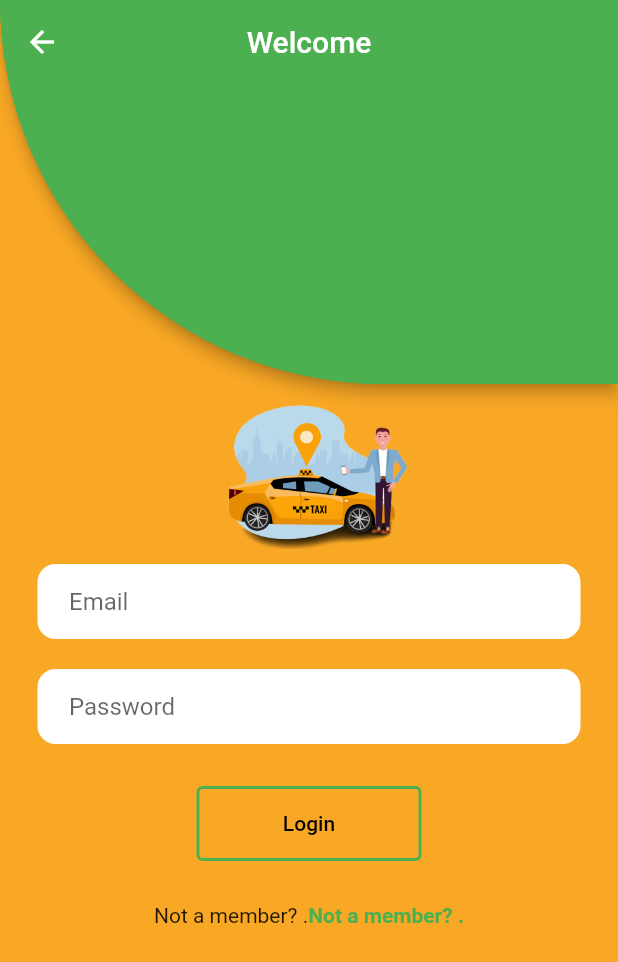
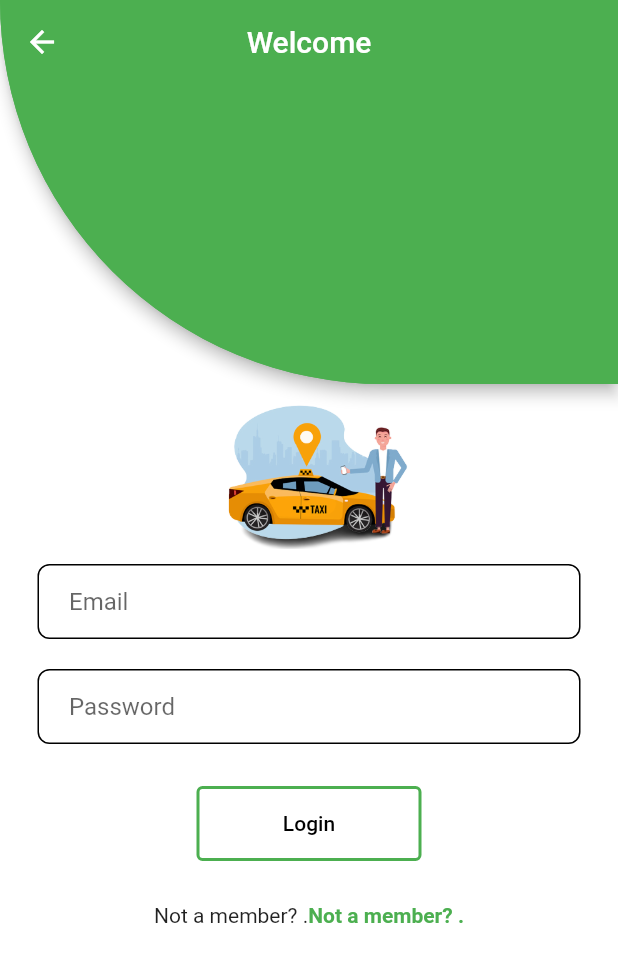
Before and after one commit to WarunaDisanayaka/Car-renting-platform, a Flutter app: the login screen opened directly, on a phone screen of 412 x 824 dp. Shown: the top 962 px of the screen. Run offline on Flutter 3.47's test engine with Material 2 defaults, Android fonts, the phone set to English and light mode, and no system bars; our stand-ins replace carousel_slider, firebase_auth, firebase_core, google_fonts, google_maps_flutter; accounts and stored records are empty.

Commit message:
login register done

```diff
--- a/app/lib/login.dart
+++ b/app/lib/login.dart
@@ -35,7 +35,7 @@ class _loginState extends State<login> {
           child: SizedBox(),
         ),
       ),
-      backgroundColor: Colors.yellow[800],
+      backgroundColor: Colors.white,
       body: SafeArea(
         child: Container(
           child: SingleChildScrollView(
@@ -58,8 +58,8 @@ class _loginState extends State<login> {
                   child: Container(
                     decoration: BoxDecoration(
                         color: Colors.white,
-                        border: Border.all(color: Colors.white),
-                        borderRadius: BorderRadius.circular(12)),
+                        border: Border.all(color: Colors.black),
+                        borderRadius: BorderRadius.circular(8)),
                     child: Padding(
                       padding: const EdgeInsets.only(left: 20.0),
                       child: TextField(
@@ -83,8 +83,8 @@ class _loginState extends State<login> {
                   child: Container(
                     decoration: BoxDecoration(
                         color: Colors.white,
-                        border: Border.all(color: Colors.white),
-                        borderRadius: BorderRadius.circular(12)),
+                        border: Border.all(color: Colors.black),
+                        borderRadius: BorderRadius.circular(8)),
                     child: Padding(
                       padding: const EdgeInsets.only(left: 20.0),
                       child: TextField(
@@ -162,10 +162,11 @@ class _loginState extends State<login> {
                   ],
                 ),
 
+                SizedBox(height: 20,),
                 // show error message if present
                 if (errorMessage != null)
                   Padding(
-                    padding: const EdgeInsets.all(8.0),
+                    padding: const EdgeInsets.all(20.0),
                     child: Text(
                       errorMessage!,
                       style: TextStyle(
--- a/app/lib/welcome.dart
+++ b/app/lib/welcome.dart
@@ -14,7 +14,7 @@ class _welcomeState extends State<welcome> {
   @override
   Widget build(BuildContext context) {
     return Scaffold(
-      backgroundColor: Colors.yellow[800],
+      backgroundColor: Colors.white,
       body: SafeArea(
         child: Container(
           child: Column(
@@ -93,7 +93,7 @@ class _welcomeState extends State<welcome> {
                           ),
                           onPressed: () {
                             Navigator.push(context,
-                                MaterialPageRoute(builder: (context) => MapSample()));
+                                MaterialPageRoute(builder: (context) => register()));
                           },
                         ),
                       ),
```
Also changed, not shown: app/lib/register.dart (+51 -20 lines).
